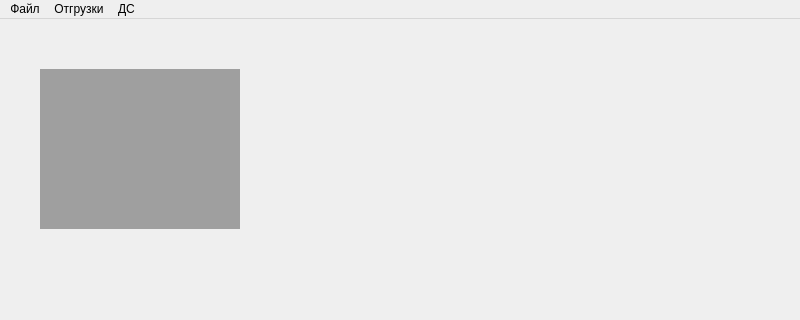
Old version of the form MainWindow.ui in the repository Stasandrey/znak; both pictures show x 0 to 800 and y 0 to 320 of the 800 by 600 pixel window.
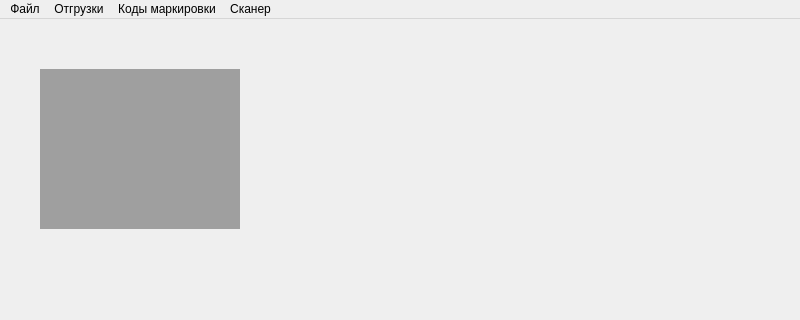
New version of the form.

Patch:
```diff
--- a/MainWindow.ui
+++ b/MainWindow.ui
@@ -68,12 +68,21 @@
    </widget>
    <widget class="QMenu" name="menu_5">
     <property name="title">
-     <string>ДС</string>
+     <string>Коды маркировки</string>
     </property>
+    <addaction name="actScanCodes"/>
+    <addaction name="actSyncCodes"/>
+   </widget>
+   <widget class="QMenu" name="menu_6">
+    <property name="title">
+     <string>Сканер</string>
+    </property>
+    <addaction name="actScannerOnline"/>
    </widget>
    <addaction name="menu"/>
    <addaction name="menu_4"/>
    <addaction name="menu_5"/>
+   <addaction name="menu_6"/>
   </widget>
   <action name="actExit">
    <property name="text">
```
Left out of the diff: 15 changed lines with no effect on the pictures.
